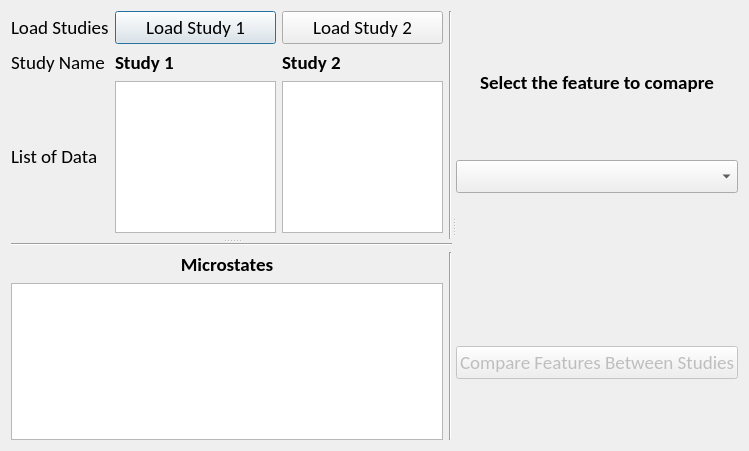
Before: the Qt Designer form EEG_COMET/ui/CompareStudiesWindow.ui in eeg-comet/eeg-comet, drawn with Qt 5.
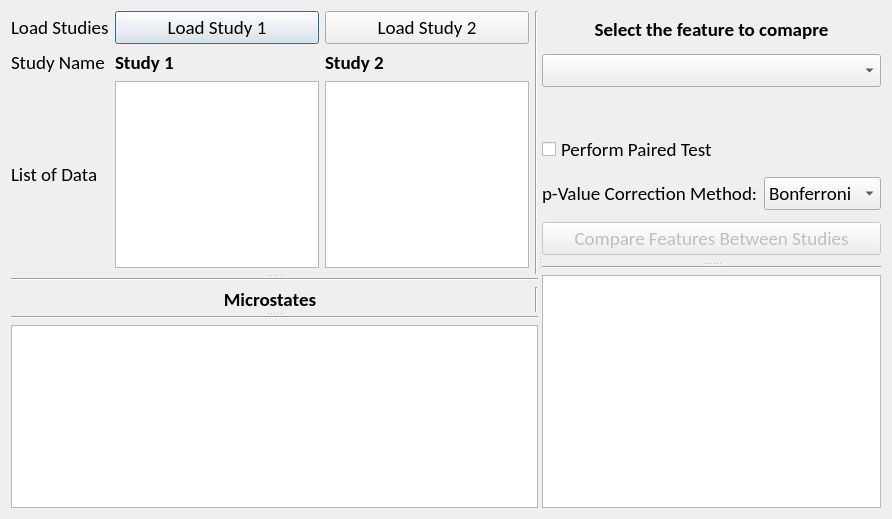
After: the same form once the commit is applied.

What changed in the file:
```diff
--- a/EEG_COMET/ui/CompareStudiesWindow.ui
+++ b/EEG_COMET/ui/CompareStudiesWindow.ui
@@ -6,8 +6,8 @@
    <rect>
     <x>0</x>
     <y>0</y>
-    <width>749</width>
-    <height>451</height>
+    <width>892</width>
+    <height>519</height>
    </rect>
   </property>
   <property name="font">
@@ -21,11 +21,11 @@
   </property>
   <layout class="QGridLayout" name="gridLayout">
    <item row="0" column="0">
-    <widget class="QSplitter" name="splitter_2">
+    <widget class="QSplitter" name="splitter_4">
      <property name="orientation">
       <enum>Qt::Horizontal</enum>
      </property>
-     <widget class="QSplitter" name="splitter">
+     <widget class="QSplitter" name="splitter_3">
       <property name="orientation">
        <enum>Qt::Vertical</enum>
       </property>
@@ -145,6 +145,10 @@
         </item>
        </layout>
       </widget>
+      <widget class="QSplitter" name="splitter_2">
+       <property name="orientation">
+        <enum>Qt::Vertical</enum>
+       </property>
       <widget class="QWidget" name="layoutWidget">
        <layout class="QGridLayout" name="gridLayout_2">
         <item row="3" column="0" colspan="2">
@@ -176,7 +180,7 @@
           </property>
          </widget>
         </item>
-        <item row="1" column="2" rowspan="4">
+         <item row="1" column="2" rowspan="3">
          <widget class="Line" name="line">
           <property name="font">
            <font>
@@ -195,19 +199,38 @@
           </property>
          </widget>
         </item>
-        <item row="4" column="0" colspan="2">
-         <widget class="QPlainTextEdit" name="corr_coefs_textedit">
+        </layout>
+       </widget>
+       <widget class="QWidget" name="verticalLayoutWidget_5">
+        <layout class="QVBoxLayout" name="CorrLayout">
+         <item>
+          <widget class="Line" name="line_4">
+           <property name="orientation">
+            <enum>Qt::Horizontal</enum>
+           </property>
+          </widget>
+         </item>
+         <item>
+          <widget class="QPlainTextEdit" name="correlations_textedit">
           <property name="sizePolicy">
-           <sizepolicy hsizetype="Expanding" vsizetype="Maximum">
+            <sizepolicy hsizetype="Preferred" vsizetype="Preferred">
             <horstretch>0</horstretch>
             <verstretch>0</verstretch>
            </sizepolicy>
           </property>
+           <property name="readOnly">
+            <bool>true</bool>
+           </property>
          </widget>
         </item>
        </layout>
       </widget>
      </widget>
+     </widget>
+     <widget class="QSplitter" name="splitter">
+      <property name="orientation">
+       <enum>Qt::Vertical</enum>
+      </property>
      <widget class="QWidget" name="verticalLayoutWidget">
       <property name="font">
        <font>
@@ -279,6 +302,68 @@
        <item>
         <layout class="QVBoxLayout" name="Figure_Features_Layout"/>
        </item>
+        <item>
+         <widget class="QCheckBox" name="paired_test_checkbox">
+          <property name="text">
+           <string>Perform Paired Test</string>
+          </property>
+         </widget>
+        </item>
+        <item>
+         <layout class="QHBoxLayout" name="horizontalLayout">
+          <item>
+           <widget class="QLabel" name="paired_test_label">
+            <property name="text">
+             <string>p-Value Correction Method:</string>
+            </property>
+           </widget>
+          </item>
+          <item>
+           <widget class="QComboBox" name="paired_test_method_combo">
+            <item>
+             <property name="text">
+              <string>Bonferroni</string>
+             </property>
+            </item>
+            <item>
+             <property name="text">
+              <string>Holm</string>
+             </property>
+            </item>
+            <item>
+             <property name="text">
+              <string>Sidak</string>
+             </property>
+            </item>
+            <item>
+             <property name="text">
+              <string>Holm-Sidak</string>
+             </property>
+            </item>
+            <item>
+             <property name="text">
+              <string>Hommel</string>
+             </property>
+            </item>
+            <item>
+             <property name="text">
+              <string>FDR-BH</string>
+             </property>
+            </item>
+            <item>
+             <property name="text">
+              <string>FDR-TSBH</string>
+             </property>
+            </item>
+            <item>
+             <property name="text">
+              <string>FDR-TSBKY</string>
+             </property>
+            </item>
+           </widget>
+          </item>
+         </layout>
+        </item>
        <item>
         <widget class="QPushButton" name="plot_features_button">
          <property name="enabled">
@@ -301,6 +386,31 @@
         </widget>
        </item>
       </layout>
+      </widget>
+      <widget class="QWidget" name="verticalLayoutWidget_6">
+       <layout class="QVBoxLayout" name="StatsLayout">
+        <item>
+         <widget class="Line" name="line_5">
+          <property name="orientation">
+           <enum>Qt::Horizontal</enum>
+          </property>
+         </widget>
+        </item>
+        <item>
+         <widget class="QPlainTextEdit" name="stats_textedit">
+          <property name="sizePolicy">
+           <sizepolicy hsizetype="Preferred" vsizetype="Preferred">
+            <horstretch>0</horstretch>
+            <verstretch>0</verstretch>
+           </sizepolicy>
+          </property>
+          <property name="readOnly">
+           <bool>true</bool>
+          </property>
+         </widget>
+        </item>
+       </layout>
+      </widget>
      </widget>
     </widget>
    </item>
```
Left out of the diff: 6 changed lines with no effect on the pictures. Lines whose indentation alone changed are shown as unchanged.
